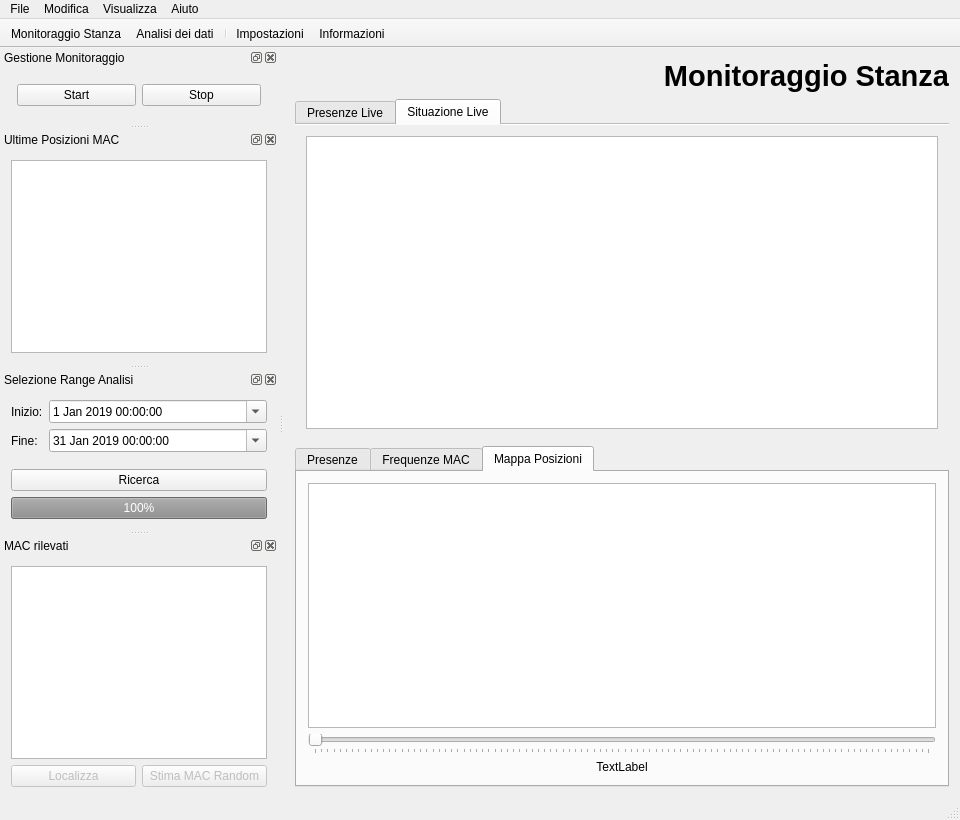
First picture: the form in RoomMonitor/windows/main.ui, repository PieroMacaluso/RoomMonitor, before the edit.
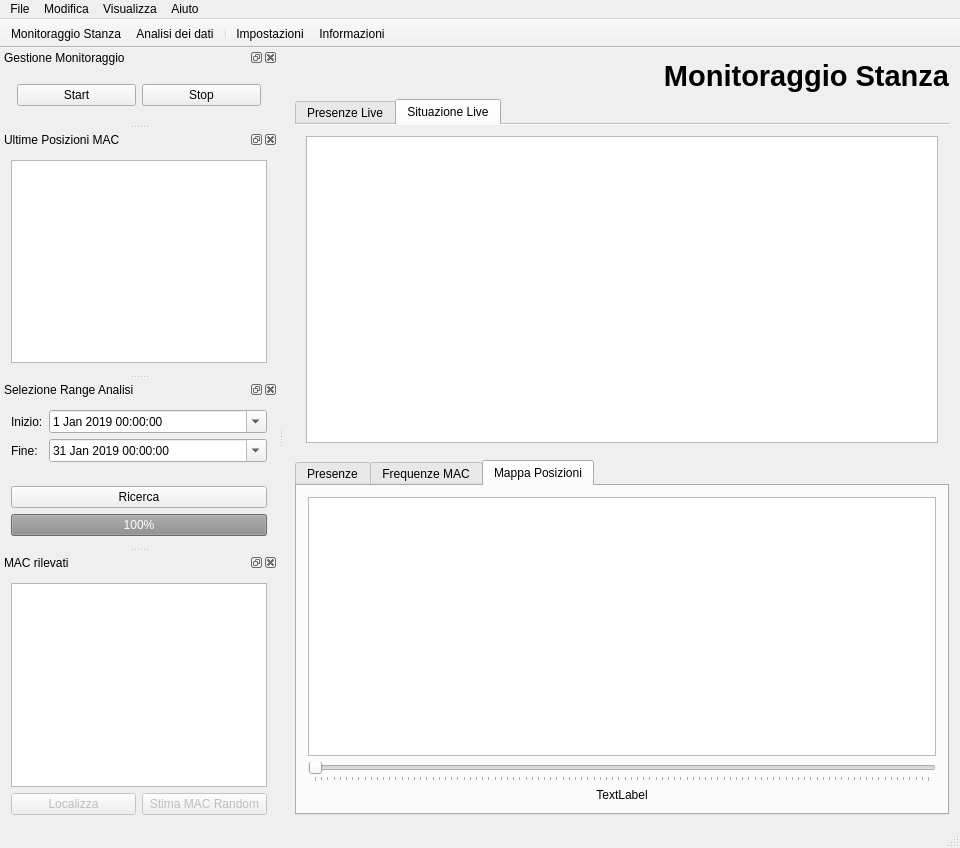
Second picture: the form after the edit. The open tabs and pages were chosen to show the change. Icons and pictures are not drawn. Custom widgets are drawn as their Qt base class.

What changed in the file:
```diff
--- a/RoomMonitor/windows/main.ui
+++ b/RoomMonitor/windows/main.ui
@@ -7,7 +7,7 @@
     <x>0</x>
     <y>0</y>
     <width>960</width>
-    <height>820</height>
+    <height>848</height>
    </rect>
   </property>
   <property name="sizePolicy">
```
Left out of the diff: 19 changed lines with no effect on the pictures.
